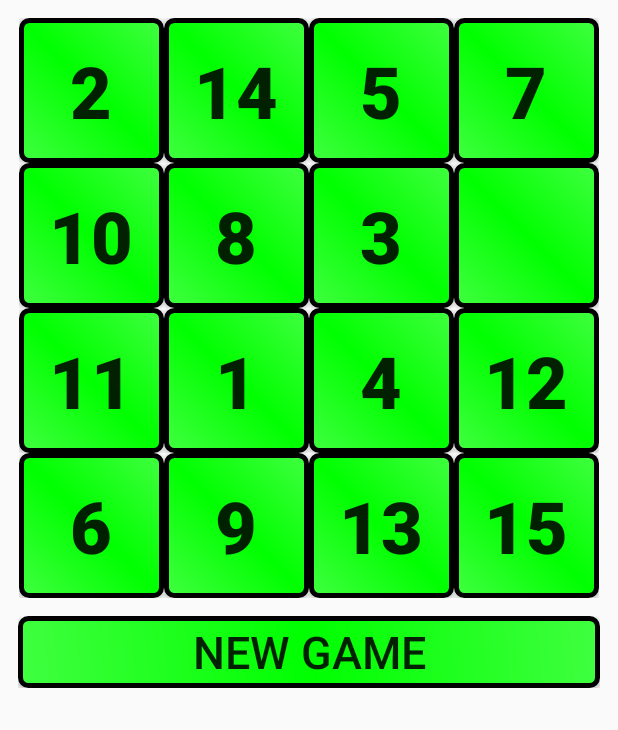
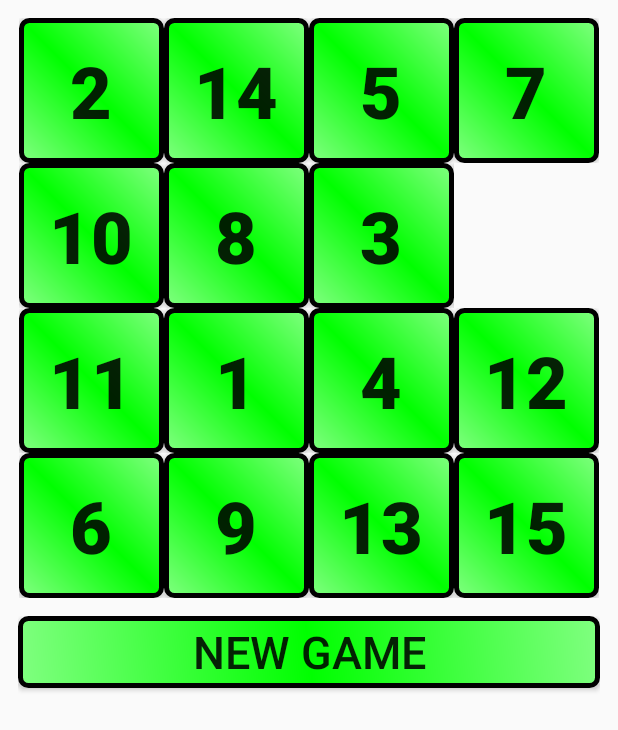
Before and after one commit to dev-fan/barley-break, an Android app: the MainActivity screen opened directly, with no data from a screen before it, after a tap on "12", on a phone screen of 412 x 824 dp. Shown: the top 730 px of the screen. Run offline under Robolectric (Android 15) with nearby library versions, the phone set to English and light mode, and no system bars.

Commit message:
Update view, add win text

```diff
--- a/app/src/main/java/ua/dp/altermann/barley_break/Game.java
+++ b/app/src/main/java/ua/dp/altermann/barley_break/Game.java
@@ -5,6 +5,7 @@ import android.os.Bundle;
 import android.util.Log;
 import android.view.View;
 import android.widget.Button;
+import android.widget.TextView;
 
 import java.util.ArrayList;
 import java.util.Arrays;
@@ -20,6 +21,7 @@ public class Game {
     private Random rnd = new Random();
     private List<Button> stage;
     private int[] xyEmpty = new int[2];
+    private TextView tvWin;
 
     public Game(Context cnx, List<Button> stage) {
         this.cnx = cnx;
@@ -38,19 +40,18 @@ public class Game {
     }
 
     public void reset() {
-        // fill()
-        List<String> fill = new ArrayList<>(15);
-        for (int i = 1; i <= 15; i++) {
-            fill.add(String.valueOf(i));
-        }
+        tvWin.setText("");
+        List<String> fill = fill();
         Log.d(LOG_TAG, "Fill values: " + fill);
         // randomize()
         for (int i = 0; i < 15; i++) {
             int x = rnd.nextInt(fill.size());
             stage.get(i).setText(fill.get(x));
             fill.remove(x);
+            stage.get(i).setBackgroundResource(R.drawable.button);
         }
         stage.get(15).setText("");
+        stage.get(15).setBackgroundResource(R.color.background_material_light);
         xyEmpty = convert(15);
         Log.d(LOG_TAG, "Empty position: " + Arrays.toString(xyEmpty));
     }
@@ -64,28 +65,57 @@ public class Game {
                 int currY = y;
                 y += (xyEmpty[1] > xyCurr[1]) ? -1 : 1;
                 Log.d(LOG_TAG, "Replace Y: " + currY + "->" + y);
-                replaceElement(convert(xyCurr[0], currY), convert(xyCurr[0], y));
+                replace(convert(xyCurr[0], currY), convert(xyCurr[0], y));
             }
             xyEmpty[1] = xyCurr[1];
+            check();
         } else if (xyCurr[1] == xyEmpty[1]) { // Check at Y
             for (int x = xyEmpty[0]; x != xyCurr[0];) {
                 int currX = x;
                 x += (xyEmpty[0] > xyCurr[0]) ? -1 : 1;
                 Log.d(LOG_TAG, "Replace X: " + currX + "->" + x);
-                replaceElement(convert(currX, xyCurr[1]), convert(x, xyCurr[1]));
+                replace(convert(currX, xyCurr[1]), convert(x, xyCurr[1]));
             }
             xyEmpty[0] = xyCurr[0];
+            check();
         }
         Log.d(LOG_TAG, "Empty position: " + Arrays.toString(xyEmpty));
     }
 
-    protected void replaceElement(int r1, int r2) {
-        Log.d(LOG_TAG, "replaceElement: " + r1 + " -> " + r2);
+    protected List<String> fill() {
+        List<String> fill = new ArrayList<>(15);
+        for (int i = 1; i <= 15; i++) {
+            fill.add(String.valueOf(i));
+        }
+        return fill;
+    }
+
+    protected void replace(int r1, int r2) {
+        Log.d(LOG_TAG, "replace: " + r1 + " -> " + r2);
         Button a1 = stage.get(r1);
         Button a2 = stage.get(r2);
         CharSequence tmp = a1.getText();
         a1.setText(a2.getText());
         a2.setText(tmp);
+        a1.setBackgroundResource(R.drawable.button);
+        a2.setBackgroundResource(R.color.background_material_light);
+    }
+
+    protected boolean check() {
+        int count = 0;
+        if (xyEmpty[0] == xyEmpty[1] && xyEmpty[0] == 3) {
+            List<String> fill = fill();
+            for (int i = 0; i < fill.size(); i++) {
+                if (fill.get(i).equals(stage.get(i).getText())) {
+                    count++;
+                }
+            }
+        }
+        Log.d(LOG_TAG, "check: " + count);
+        if (count == 15) {
+            tvWin.setText(R.string.you_win);
+        }
+        return count == 15;
     }
 
     public void save(Bundle bundle) {
@@ -100,10 +130,19 @@ public class Game {
         String[] field = bundle.getStringArray(SAVE_FIELD);
         for (int i = 0; i < stage.size(); i++) {
             stage.get(i).setText(field[i]);
+            stage.get(i).setBackgroundResource(R.drawable.button);
             if (field[i].equals("")) {
                 xyEmpty = convert(i);
+                stage.get(i).setBackgroundResource(R.color.background_material_light);
             }
         }
+        check();
+    }
+
+    // Getter/Setter
+
+    public void setTvWin(TextView tvWin) {
+        this.tvWin = tvWin;
     }
 
 }
--- a/app/src/main/java/ua/dp/altermann/barley_break/MainActivity.java
+++ b/app/src/main/java/ua/dp/altermann/barley_break/MainActivity.java
@@ -9,6 +9,7 @@ import android.view.View;
 import android.view.ViewGroup;
 import android.widget.Button;
 import android.widget.LinearLayout;
+import android.widget.TextView;
 
 import java.util.ArrayList;
 import java.util.List;
@@ -69,6 +70,7 @@ public class MainActivity extends Activity {
             }
         });
         game = new Game(getBaseContext(), stage);
+        game.setTvWin((TextView) findViewById(R.id.tvWin));
         game.reset();
     }
 
--- a/app/src/main/res/drawable/button.xml
+++ b/app/src/main/res/drawable/button.xml
@@ -7,9 +7,9 @@
         android:width="3dp"
         android:color="#000000" />
     <gradient
-        android:startColor="#40FF40"
+        android:startColor="#80FF80"
         android:centerColor="#00FF00"
-        android:endColor="#40FF40"
+        android:endColor="#80FF80"
         android:angle="45">
     </gradient>
     <padding
--- a/app/src/main/res/layout-land/activity_main.xml
+++ b/app/src/main/res/layout-land/activity_main.xml
@@ -200,6 +200,7 @@
     <LinearLayout
         android:layout_width="match_parent"
         android:layout_height="wrap_content"
+        android:orientation="vertical"
         android:gravity="center_horizontal">
         <Button
             android:layout_height="wrap_content"
@@ -212,5 +213,14 @@
             android:paddingLeft="10dp"
             android:paddingRight="10dp">
         </Button>
+
+        <TextView
+            android:layout_width="wrap_content"
+            android:layout_height="wrap_content"
+            android:layout_marginTop="@dimen/button_margin"
+            android:id="@+id/tvWin"
+            android:textColor="@color/red"
+            android:text="Ты победил"
+            android:textSize="@dimen/button_text_size" />
     </LinearLayout>
 </LinearLayout>
--- a/app/src/main/res/layout/activity_main.xml
+++ b/app/src/main/res/layout/activity_main.xml
@@ -200,7 +200,9 @@
     <LinearLayout
         android:layout_width="match_parent"
         android:layout_height="wrap_content"
-        android:layout_marginTop="@dimen/button_margin">
+        android:layout_marginTop="@dimen/button_margin"
+        android:orientation="vertical"
+        android:gravity="center_horizontal">
         <Button
             android:layout_height="wrap_content"
             android:layout_width="match_parent"
@@ -210,5 +212,14 @@
             android:id="@+id/btnReset"
             android:textSize="@dimen/button_text_size">
         </Button>
+
+        <TextView
+            android:layout_width="wrap_content"
+            android:layout_height="wrap_content"
+            android:layout_marginTop="@dimen/button_margin"
+            android:id="@+id/tvWin"
+            android:textColor="@color/red"
+            android:text="Ты победил"
+            android:textSize="@dimen/button_text_size" />
     </LinearLayout>
 </LinearLayout>
--- a/app/src/main/res/values/strings.xml
+++ b/app/src/main/res/values/strings.xml
@@ -1,4 +1,5 @@
 <resources>
     <string name="app_name">Barley-break</string>
     <string name="new_game">New game</string>
+    <string name="you_win">You Win</string>
 </resources>
```
Also changed, not shown: 1 other file.
